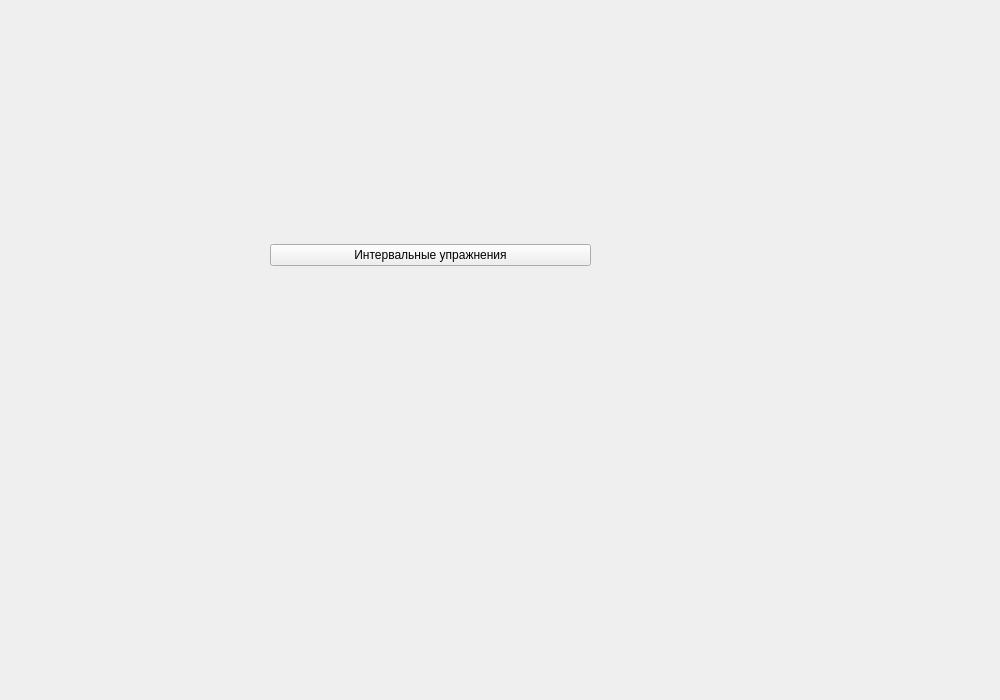
Qt form src/gui/blocks/mainmenuwidget.ui (TFed555/music_trainer) before a commit.
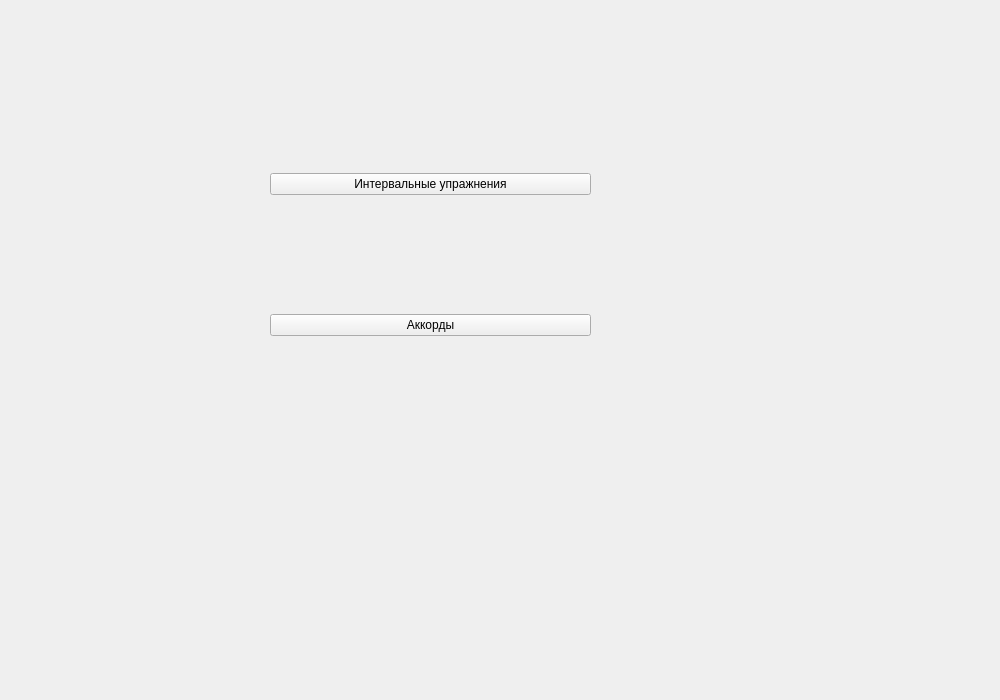
The same form after that commit.

Commit message: added chord identify exercise

What changed in the file:
```diff
--- a/src/gui/blocks/mainmenuwidget.ui
+++ b/src/gui/blocks/mainmenuwidget.ui
@@ -30,6 +30,13 @@
       </property>
      </widget>
     </item>
+    <item row="1" column="0">
+     <widget class="QPushButton" name="chordBtn">
+      <property name="text">
+       <string>Аккорды</string>
+      </property>
+     </widget>
+    </item>
    </layout>
   </widget>
  </widget>
```
The commit also changes 23 other files.
